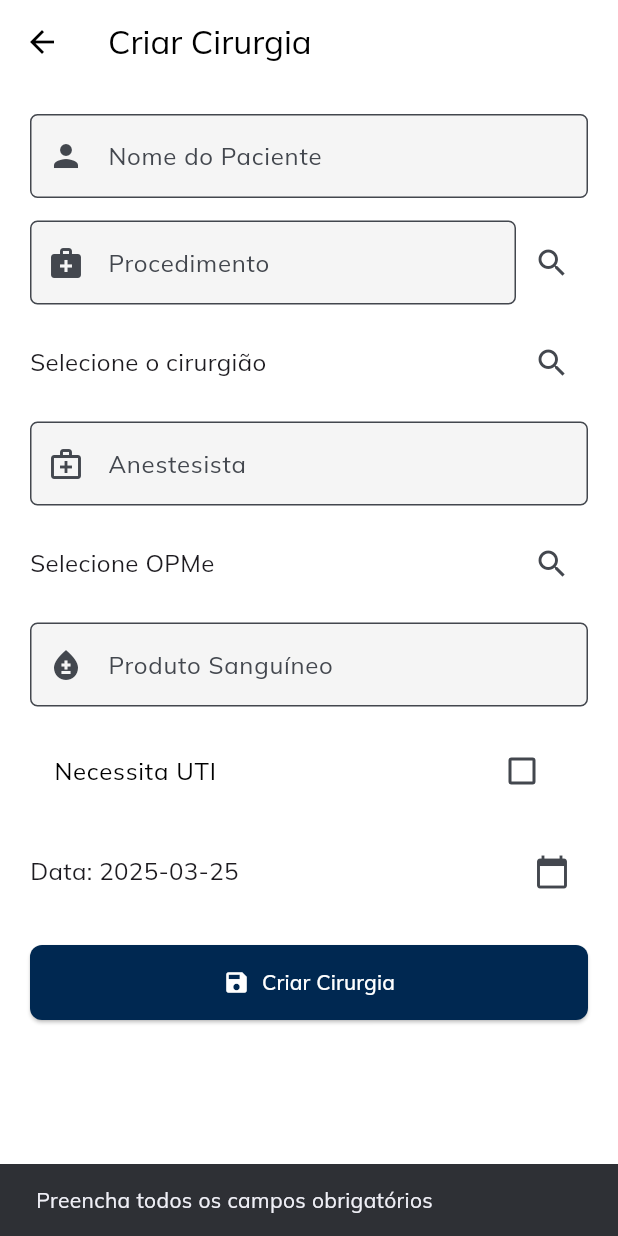
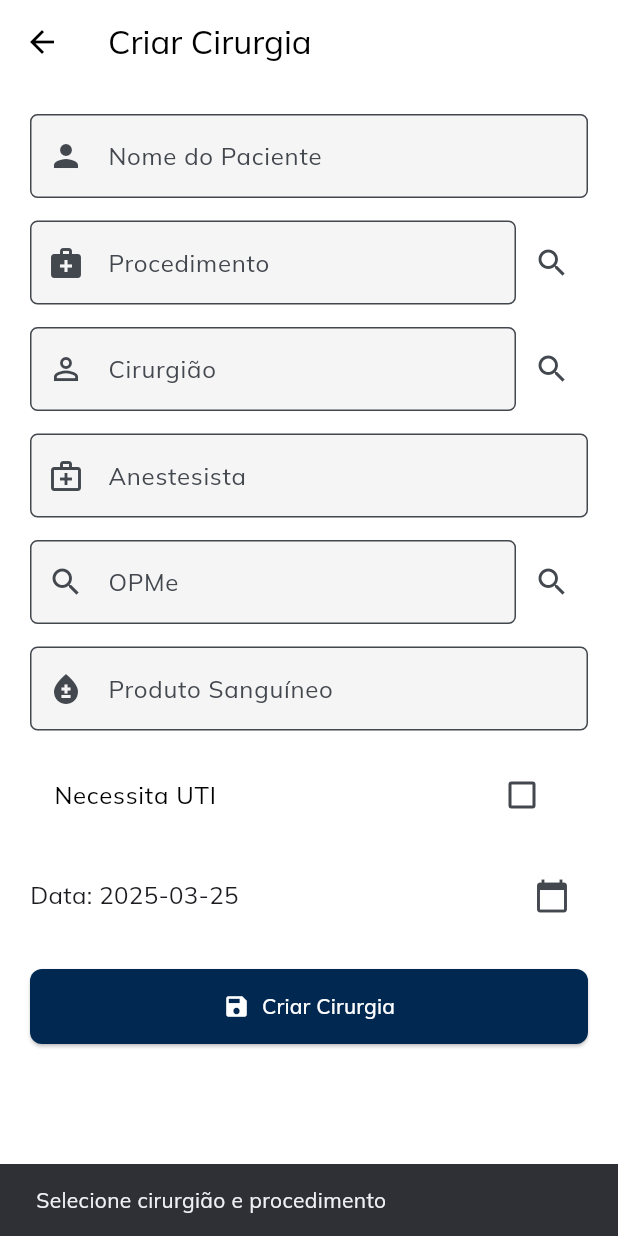
Before and after one commit to P-Lucas-S/cirurgiapp2, a Flutter app: the CreateSurgeryScreen screen opened directly, after a tap on "Criar Cirurgia", on a phone screen of 412 x 824 dp. Run offline on Flutter 3.47's test engine with Material 3 defaults, Android fonts, the light colour scheme and no system bars; our stand-ins replace brasil_fields, cloud_firestore, email_validator, firebase_auth, firebase_core, google_fonts and 3 more; accounts and stored records are empty.

Commit message:
Fiz alguma coisa aí, sei que a tela de criar cirurgia ficou mais bonitinha

```diff
--- a/lib/src/features/surgery/screens/create_surgery_screen.dart
+++ b/lib/src/features/surgery/screens/create_surgery_screen.dart
@@ -14,35 +14,74 @@ class _CreateSurgeryScreenState extends State<CreateSurgeryScreen> {
   // Controladores de texto para os campos
   final TextEditingController _patientController = TextEditingController();
   final TextEditingController _procedureController = TextEditingController();
+  final TextEditingController _surgeonNameController = TextEditingController();
   final TextEditingController _anesthesiologistController =
       TextEditingController();
   final TextEditingController _bloodProductController = TextEditingController();
+  final TextEditingController _opmeController = TextEditingController();
 
   // Serviços
   final SurgeryService _surgeryService = SurgeryService();
   final MedicalDataService _medicalService = MedicalDataService();
 
-  // Variáveis para seleção de dados
-  String _selectedSurgeon = '';
-  String _selectedOpme = '';
+  // Variáveis para seleção (armazenando os IDs dos documentos)
+  String? _selectedSurgeonId;
+  String? _selectedProcedureId;
+  String? _selectedOpmeId;
+  String?
+      _selectedAnesthesiologistId; // Caso venha a ser selecionado via diálogo
   DateTime _selectedDate = DateTime.now();
   bool _needsICU = false;
-  bool _residentConfirmation = false; // Se for necessário para outro fluxo
+  bool _residentConfirmation = false; // Se necessário para outro fluxo
 
   bool _isLoading = false;
 
-  // Método para selecionar procedimento via diálogo
+  // Seleciona um procedimento e atualiza o campo com o nome correspondente
   Future<void> _selectProcedure() async {
-    final selected = await _medicalService.showSelectionDialog(
+    final selectedId = await _medicalService.showSingleSelectionDialog(
       context: context,
       collection: 'procedures',
     );
-    if (selected.isNotEmpty) {
-      setState(() => _procedureController.text = selected.first);
+    if (selectedId != null) {
+      final name = await _medicalService.getItemName('procedures', selectedId);
+      setState(() {
+        _selectedProcedureId = selectedId;
+        _procedureController.text = name;
+      });
     }
   }
 
-  // Método para selecionar data (DatePicker)
+  // Seleciona um cirurgião e atualiza o campo com o nome correspondente
+  Future<void> _selectSurgeon() async {
+    final selectedId = await _medicalService.showSingleSelectionDialog(
+      context: context,
+      collection: 'surgeons',
+    );
+    if (selectedId != null) {
+      final name = await _medicalService.getItemName('surgeons', selectedId);
+      setState(() {
+        _selectedSurgeonId = selectedId;
+        _surgeonNameController.text = name;
+      });
+    }
+  }
+
+  // Seleciona OPMe e atualiza o campo (opcional: similar para anestesista)
+  Future<void> _selectOpme() async {
+    final selectedId = await _medicalService.showSingleSelectionDialog(
+      context: context,
+      collection: 'opme',
+    );
+    if (selectedId != null) {
+      final name = await _medicalService.getItemName('opme', selectedId);
+      setState(() {
+        _selectedOpmeId = selectedId;
+        _opmeController.text = name;
+      });
+    }
+  }
+
+  // Seleciona data da cirurgia via DatePicker
   Future<void> _selectDate() async {
     final DateTime? picked = await showDatePicker(
       context: context,
@@ -57,33 +96,12 @@ class _CreateSurgeryScreenState extends State<CreateSurgeryScreen> {
     }
   }
 
-  // Simula a seleção de um cirurgião
-  Future<void> _selectSurgeon() async {
-    final selected = await _medicalService.showSelectionDialog(
-      context: context,
-      collection: 'surgeons',
-    );
-    if (selected.isNotEmpty) {
-      setState(() => _selectedSurgeon = selected.first);
-    }
-  }
-
-  // Simula a seleção de OPMe
-  Future<void> _selectOpme() async {
-    final selected = await _medicalService.showSelectionDialog(
-      context: context,
-      collection: 'opme',
-    );
-    if (selected.isNotEmpty) {
-      setState(() => _selectedOpme = selected.first);
-    }
-  }
-
+  // Submissão dos dados para criar a cirurgia
   Future<void> _submit() async {
     if (_patientController.text.isEmpty ||
-        _procedureController.text.isEmpty ||
-        _selectedSurgeon.isEmpty) {
-      _showSnackBar('Preencha todos os campos obrigatórios');
+        _selectedProcedureId == null ||
+        _selectedSurgeonId == null) {
+      _showSnackBar('Selecione cirurgião e procedimento');
       return;
     }
 
@@ -91,10 +109,10 @@ class _CreateSurgeryScreenState extends State<CreateSurgeryScreen> {
 
     final surgeryData = {
       'patientName': _patientController.text.trim(),
-      'procedure': _procedureController.text.trim(),
-      'surgeon': _selectedSurgeon,
-      'anesthesiologist': _anesthesiologistController.text.trim(),
-      'opme': _selectedOpme,
+      'procedure': _selectedProcedureId, // Armazena o ID do procedimento
+      'surgeon': _selectedSurgeonId, // Armazena o ID do cirurgião
+      'anesthesiologist': _selectedAnesthesiologistId,
+      'opme': _selectedOpmeId,
       'bloodProducts': _bloodProductController.text.trim(),
       'needsICU': _needsICU,
       'dateTime': Timestamp.fromDate(_selectedDate),
@@ -114,6 +132,7 @@ class _CreateSurgeryScreenState extends State<CreateSurgeryScreen> {
     }
   }
 
+  // Exibe um SnackBar com a mensagem informada
   void _showSnackBar(String message) {
     ScaffoldMessenger.of(context).showSnackBar(
       SnackBar(content: Text(message)),
@@ -159,15 +178,17 @@ class _CreateSurgeryScreenState extends State<CreateSurgeryScreen> {
                 ],
               ),
               const SizedBox(height: 15),
-              // Seleção de cirurgião
+              // Seleção de cirurgião (campo não editável com botão de seleção)
               Row(
                 children: [
                   Expanded(
-                    child: Text(
-                      _selectedSurgeon.isEmpty
-                          ? 'Selecione o cirurgião'
-                          : 'Cirurgião: $_selectedSurgeon',
-                      style: const TextStyle(fontSize: 16),
+                    child: TextFormField(
+                      controller: _surgeonNameController,
+                      decoration: const InputDecoration(
+                        labelText: 'Cirurgião',
+                        prefixIcon: Icon(Icons.person_outline),
+                      ),
+                      readOnly: true,
                     ),
                   ),
                   IconButton(
@@ -177,7 +198,7 @@ class _CreateSurgeryScreenState extends State<CreateSurgeryScreen> {
                 ],
               ),
               const SizedBox(height: 15),
-              // Anestesista
+              // Anestesista (campo editável ou seleção similar, se necessário)
               TextFormField(
                 controller: _anesthesiologistController,
                 decoration: const InputDecoration(
@@ -186,15 +207,17 @@ class _CreateSurgeryScreenState extends State<CreateSurgeryScreen> {
                 ),
               ),
               const SizedBox(height: 15),
-              // Seleção de OPMe
+              // Seleção de OPMe (campo não editável com botão de seleção)
               Row(
                 children: [
                   Expanded(
-                    child: Text(
-                      _selectedOpme.isEmpty
-                          ? 'Selecione OPMe'
-                          : 'OPMe: $_selectedOpme',
-                      style: const TextStyle(fontSize: 16),
+                    child: TextFormField(
+                      controller: _opmeController,
+                      decoration: const InputDecoration(
+                        labelText: 'OPMe',
+                        prefixIcon: Icon(Icons.search),
+                      ),
+                      readOnly: true,
                     ),
                   ),
                   IconButton(
--- a/lib/src/services/surgery_service.dart
+++ b/lib/src/services/surgery_service.dart
@@ -11,6 +11,8 @@ class SurgeryService {
   final Logger _logger = Logger();
   final FirebaseAuth _auth = FirebaseAuth.instance;
 
+  /// Cria uma nova cirurgia no Firestore usando os dados fornecidos.
+  /// O campo 'canceledBy' foi removido conforme as alterações solicitadas.
   Future<void> createSurgery(Map<String, dynamic> surgeryData) async {
     try {
       await _firestore.collection('surgeries').add({
@@ -25,7 +27,6 @@ class SurgeryService {
         },
         'createdAt': FieldValue.serverTimestamp(),
         'updatedAt': FieldValue.serverTimestamp(),
-        'canceledBy': _auth.currentUser!.uid, // Agora _auth está definido
       });
     } catch (e) {
       _logger.e('Erro ao criar cirurgia: $e');
@@ -33,6 +34,7 @@ class SurgeryService {
     }
   }
 
+  /// Atualiza a confirmação para um determinado papel (role) na cirurgia.
   Future<void> confirmRequirement(String surgeryId, String role) async {
     try {
       await _firestore.collection('surgeries').doc(surgeryId).update({
@@ -45,6 +47,7 @@ class SurgeryService {
     }
   }
 
+  /// Cancela a cirurgia, atualizando seu status para 'negada'.
   Future<void> cancelSurgery(String surgeryId) async {
     try {
       await _firestore.collection('surgeries').doc(surgeryId).update({
@@ -57,6 +60,7 @@ class SurgeryService {
     }
   }
 
+  /// Gera um relatório diário em PDF com as cirurgias do dia.
   Future<void> generateDailyReport() async {
     final now = DateTime.now();
     final startOfDay = DateTime(now.year, now.month, now.day);
```
Also changed, not shown: lib/src/features/surgery/screens/surgery_details_screen.dart (+47 -6 lines), lib/src/features/surgery/widgets/surgery_card.dart (+35 -4 lines), lib/src/services/medical_data_service.dart (+54 -32 lines).
